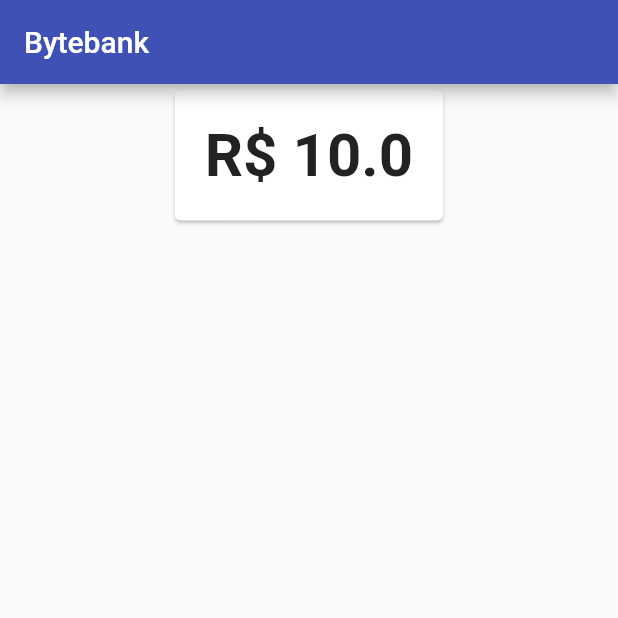
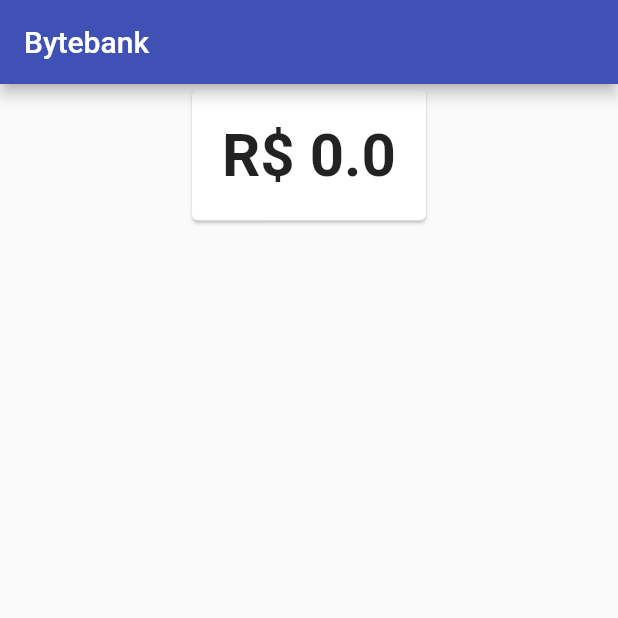
Before and after one commit to jhoisz/Bytebank_Provider, a Flutter app: the screen it shows after launch, on a phone screen of 412 x 824 dp, the top half of it. Run offline on Flutter 3.47's test engine with Material 2 defaults, Android fonts, the phone set to English and light mode, and no system bars; Roboto replaces fonts that are missing (Poppins).

Commit message:
#2 Gerenciamento de estados

```diff
--- a/lib/main.dart
+++ b/lib/main.dart
@@ -5,7 +5,7 @@ import 'package:provider/provider.dart';
 
 void main() {
   runApp(
-    Provider(
+    ChangeNotifierProvider(
       create: (context) => Saldo(0),
       child: const BytebankApp(),
     ),
--- a/lib/screens/dashboard/dashboard.dart
+++ b/lib/screens/dashboard/dashboard.dart
@@ -1,4 +1,3 @@
-import 'package:bytebank/models/saldo.dart';
 import 'package:bytebank/screens/dashboard/saldo_card.dart';
 import 'package:flutter/material.dart';
 
@@ -13,9 +12,7 @@ class Dashboard extends StatelessWidget {
       ),
       body: Align(
         alignment: Alignment.topCenter,
-        child: SaldoCard(
-          saldo: Saldo(10.0),
-        ),
+        child: SaldoCard(),
       ),
     );
   }
--- a/lib/screens/dashboard/saldo_card.dart
+++ b/lib/screens/dashboard/saldo_card.dart
@@ -1,22 +1,27 @@
-import 'package:bytebank/models/saldo.dart';
 import 'package:flutter/material.dart';
+import 'package:provider/provider.dart';
+
+import '../../models/saldo.dart';
 
 class SaldoCard extends StatelessWidget {
-  const SaldoCard({super.key, required this.saldo});
-  final Saldo? saldo;
+  const SaldoCard({super.key});
 
   @override
   Widget build(BuildContext context) {
     return Card(
       child: Padding(
         padding: const EdgeInsets.all(20),
-        child: Text(
-          saldo.toString(),
-          textAlign: TextAlign.center,
-          style: const TextStyle(
-            fontSize: 40,
-            fontWeight: FontWeight.bold,
-          ),
+        child: Consumer<Saldo>(
+          builder: (context, valor, child) {
+            return Text(
+              valor.toString(),
+              textAlign: TextAlign.center,
+              style: const TextStyle(
+                fontSize: 40,
+                fontWeight: FontWeight.bold,
+              ),
+            );
+          },
         ),
       ),
     );
--- a/pubspec.yaml
+++ b/pubspec.yaml
@@ -33,6 +33,7 @@ dependencies:
   # The following adds the Cupertino Icons font to your application.
   # Use with the CupertinoIcons class for iOS style icons.
   cupertino_icons: ^1.0.2
+  provider: ^6.0.4
 
 dev_dependencies:
   flutter_test:
@@ -44,7 +45,6 @@ dev_dependencies:
   # package. See that file for information about deactivating specific lint
   # rules and activating additional ones.
   flutter_lints: ^2.0.0
-  provider: ^6.0.4
 
 # For information on the generic Dart part of this file, see the
 # following page: https://dart.dev/tools/pub/pubspec
```
Also changed, not shown: pubspec.lock.
